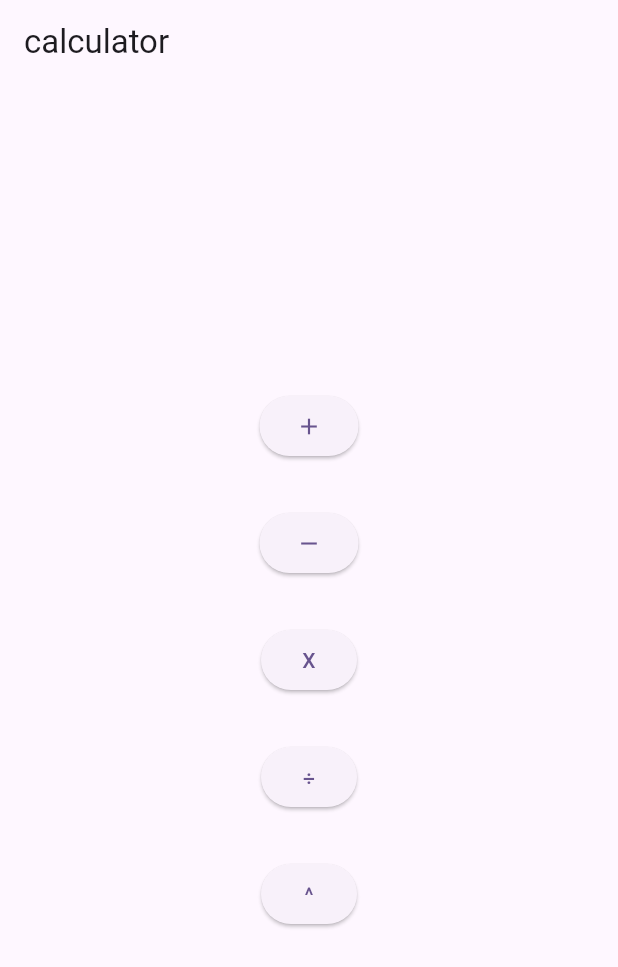
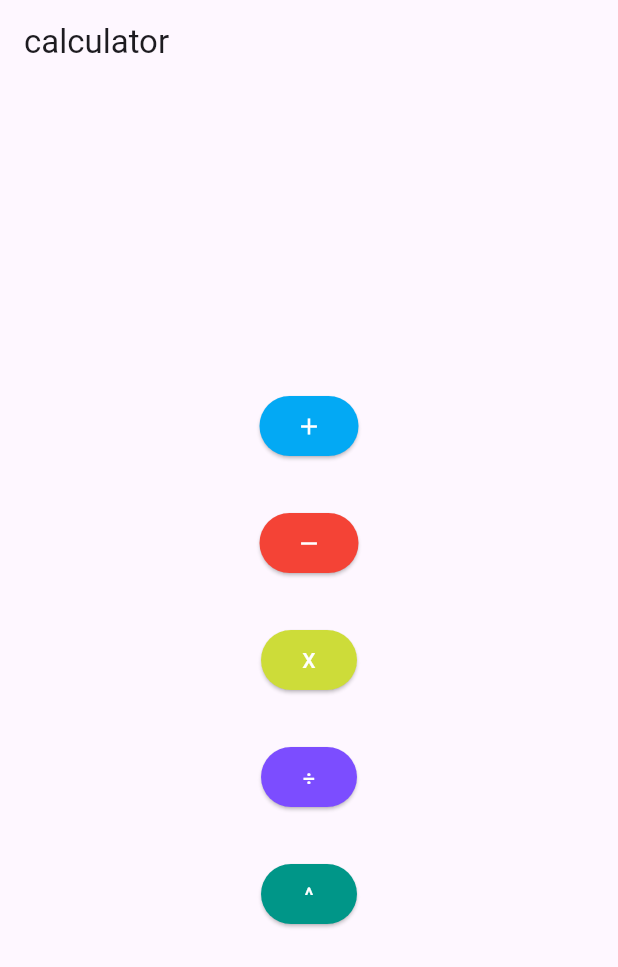
Before and after one commit to LeeJongNam7/1Team_Calc, a Flutter app: the screen it shows after launch, on a phone screen of 412 x 824 dp. Shown: the top 967 px of the screen. Run offline on Flutter 3.47's test engine with Material 3 defaults, Android fonts, the phone set to English and light mode, and no system bars.

Commit message:
home(수정본)

```diff
--- a/calc_1team_app/lib/home.dart
+++ b/calc_1team_app/lib/home.dart
@@ -19,7 +19,12 @@ class Home extends StatelessWidget {
                 onPressed: (){
                   Navigator.pushNamed(context, '/add');
                 },
-                child: Icon(Icons.add)
+                style: ElevatedButton.styleFrom(
+                  backgroundColor: Colors.lightBlue,
+                  foregroundColor: Colors.white
+                ),
+                child: const Icon(Icons.add)
+
               ),
             ),
             Padding(
@@ -28,7 +33,11 @@ class Home extends StatelessWidget {
                 onPressed: (){
                   Navigator.pushNamed(context, '/sub');
                 },
-                child: Icon(Icons.remove)
+                style: ElevatedButton.styleFrom(
+                  backgroundColor: Colors.red,
+                  foregroundColor: Colors.white
+                ),
+                child: const Icon(Icons.remove)
               ),
             ),
             Padding(
@@ -37,7 +46,11 @@ class Home extends StatelessWidget {
                 onPressed: (){
                   Navigator.pushNamed(context, '/mul');
                 },
-                child: Text("X")
+                style: ElevatedButton.styleFrom(
+                  backgroundColor: Colors.lime,
+                  foregroundColor: Colors.white
+                ),
+                child: const Text("X")
               ),
             ),
             Padding(
@@ -46,7 +59,11 @@ class Home extends StatelessWidget {
                 onPressed: (){
                   Navigator.pushNamed(context, '/div');
                 },
-                child: Text("÷")
+                style: ElevatedButton.styleFrom(
+                  backgroundColor: Colors.deepPurpleAccent,
+                  foregroundColor: Colors.white
+                ),
+                child: const Text("÷")
               ),
             ),
             Padding(
@@ -55,7 +72,12 @@ class Home extends StatelessWidget {
                 onPressed: (){
                   Navigator.pushNamed(context, '/squ');
                 },
-                child: Text("^")
+                style: ElevatedButton.styleFrom(
+                  backgroundColor: Colors.teal,
+                  foregroundColor: Colors.white
+                  ),
+
+                child: const Text("^")
               ),
             ),
           ],
```
